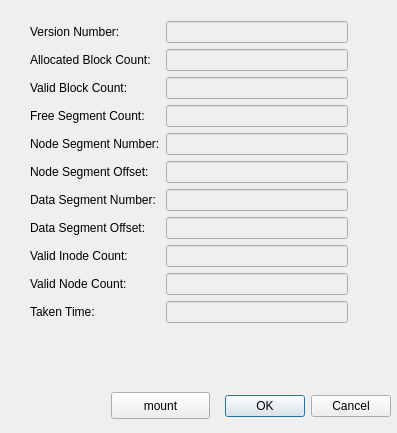
This is cpdetail_form.ui in qweeah/hmfs-cputil-QT as Qt 5 draws it before an edit. The edited form follows.
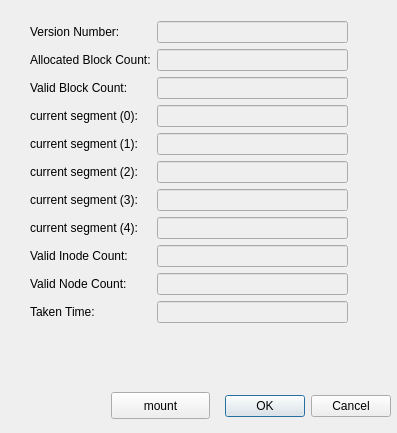
This is the edited form.

Commit message: Change cp detail output format

What changed in the file:
```diff
--- a/cpdetail_form.ui
+++ b/cpdetail_form.ui
@@ -84,7 +84,7 @@
     <item row="3" column="0">
      <widget class="QLabel" name="label_11">
       <property name="text">
-       <string>Free Segment Count:</string>
+       <string>current segment (0):</string>
       </property>
      </widget>
     </item>
@@ -98,7 +98,7 @@
     <item row="4" column="0">
      <widget class="QLabel" name="label_4">
       <property name="text">
-       <string>Node Segment Number:</string>
+       <string>current segment (1):</string>
       </property>
      </widget>
     </item>
@@ -112,7 +112,7 @@
     <item row="5" column="0">
      <widget class="QLabel" name="label_5">
       <property name="text">
-       <string>Node Segment Offset:</string>
+       <string>current segment (2):</string>
       </property>
      </widget>
     </item>
@@ -126,7 +126,7 @@
     <item row="6" column="0">
      <widget class="QLabel" name="label_6">
       <property name="text">
-       <string>Data Segment Number:</string>
+       <string>current segment (3):</string>
       </property>
      </widget>
     </item>
@@ -140,7 +140,7 @@
     <item row="7" column="0">
      <widget class="QLabel" name="label_7">
       <property name="text">
-       <string>Data Segment Offset:</string>
+       <string>current segment (4):</string>
       </property>
      </widget>
     </item>
```
The commit also changes 2 other files.
